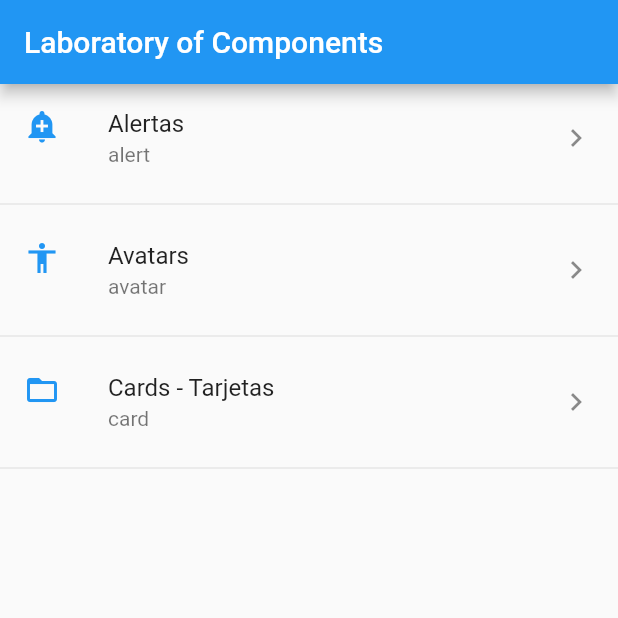
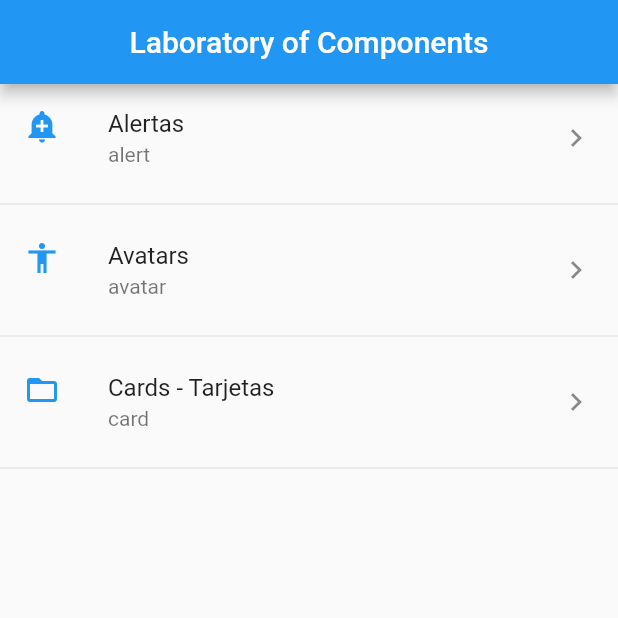
Before and after one commit to SPablo2191/LaboratoryOfComponents, a Flutter app: the screen it shows after launch, on a phone screen of 412 x 824 dp, the top half of it. Run offline on Flutter 3.47's test engine with Material 2 defaults, Android fonts, the light colour scheme and no system bars.

Commit message:
fix: center Title of appBar

```diff
--- a/lib/src/pages/home_page.dart
+++ b/lib/src/pages/home_page.dart
@@ -9,7 +9,7 @@ class HomePage extends StatelessWidget {
   Widget build(BuildContext context) {
     return Scaffold(
       appBar: AppBar(
-        title: Text('Laboratory of Components'),
+        title: Center(child: Text('Laboratory of Components')),
       ),
       body: _getList(),
     );
```
